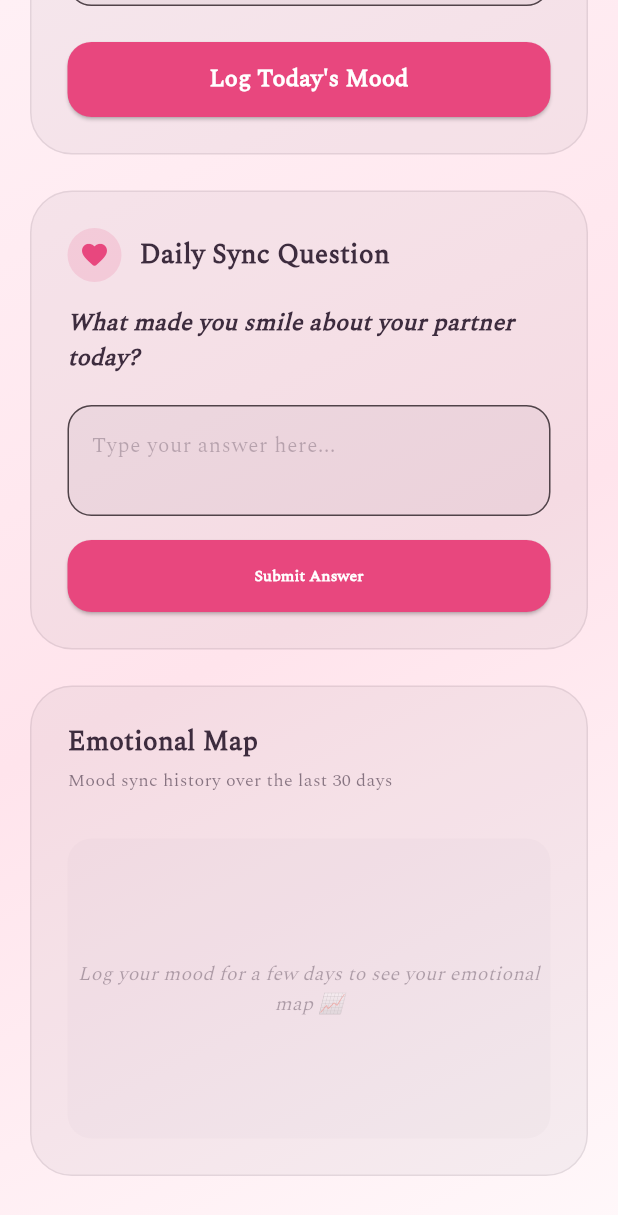
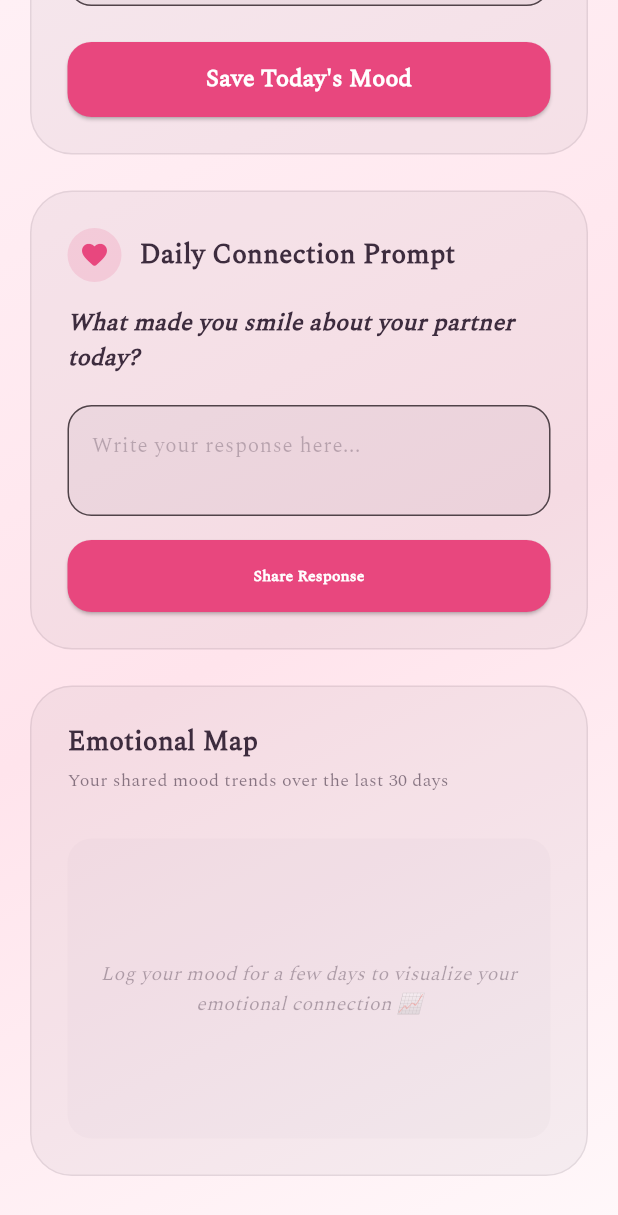
Before and after one commit to rowelalvero/Days_Together, a Flutter app: the LoveMeterScreen screen opened directly, scrolled down 460 dp, on a phone screen of 412 x 824 dp. Shown: the top 1215 px of the screen. Run offline on Flutter 3.47's test engine with Material 3 defaults, Android fonts, the phone set to English and light mode, and no system bars; our stand-ins replace audioplayers, cached_network_image, confetti, firebase_core, firebase_messaging, fl_chart and 13 more; missing offline and left inert: gal; accounts and stored records are empty; network calls fail.

Commit message:
ux: audit and refine together tab screens (chat, harmony, vault, topic cards, and doodles) copy

```diff
--- a/lib/screens/together/love_chat_screen.dart
+++ b/lib/screens/together/love_chat_screen.dart
@@ -364,7 +364,7 @@ class _LoveChatScreenState extends State<LoveChatScreen> {
                 style: AppTypography.body(color: theme.textColor, fontSize: 14),
                 textCapitalization: TextCapitalization.sentences,
                 decoration: InputDecoration(
-                  hintText: 'Say something loving...',
+                  hintText: 'Write something sweet...',
                   hintStyle: AppTypography.body(color: theme.textColor.withValues(alpha: 0.3), fontSize: 14),
                   border: InputBorder.none,
                 ),
@@ -429,12 +429,12 @@ class _LoveChatScreenState extends State<LoveChatScreen> {
           ),
           const SizedBox(height: 16),
           Text(
-            'No chat messages yet.',
+            'No messages here yet',
             style: AppTypography.body(color: theme.textColor.withValues(alpha: 0.3), fontSize: 13),
           ),
           const SizedBox(height: 6),
           Text(
-            'Send a message to start chatting!',
+            'Send a sweet note to start the conversation!',
             style: AppTypography.bodyMedium(color: theme.accentColor.withValues(alpha: 0.4), fontSize: 12),
           ),
         ],
--- a/lib/screens/together/love_meter_screen.dart
+++ b/lib/screens/together/love_meter_screen.dart
@@ -108,7 +108,7 @@ class _LoveMeterScreenState extends State<LoveMeterScreen> {
             crossAxisAlignment: CrossAxisAlignment.start,
             children: [
               Text(
-                'Love Meter',
+                'Love Harmony',
                 style: AppTypography.cormorant(
                   fontSize: 28,
                   fontWeight: FontWeight.bold,
@@ -116,7 +116,7 @@ class _LoveMeterScreenState extends State<LoveMeterScreen> {
                 ),
               ),
               Text(
-                'Sync your hearts and track your moods.',
+                'Connect your hearts and share your daily moods.',
                 style: AppTypography.spectral(
                   fontSize: 12,
                   color: theme.textColor.withValues(alpha: 0.7),
@@ -212,7 +212,7 @@ class _LoveMeterScreenState extends State<LoveMeterScreen> {
             style: AppTypography.body(color: theme.textColor),
             maxLines: 2,
             decoration: InputDecoration(
-              hintText: 'Add a small note about your day... (optional)',
+              hintText: 'Add a little detail about your day... (optional)',
               hintStyle: AppTypography.body(color: theme.textColor.withValues(alpha: 0.3)),
               filled: true,
               fillColor: theme.textColor.withValues(alpha: 0.05),
@@ -250,7 +250,7 @@ class _LoveMeterScreenState extends State<LoveMeterScreen> {
                 ),
               ),
               child: Text(
-                'Log Today\'s Mood',
+                'Save Today\'s Mood',
                 style: AppTypography.button(fontWeight: FontWeight.bold, fontSize: 16, color: Colors.white),
               ),
             ),
@@ -381,7 +381,7 @@ class _LoveMeterScreenState extends State<LoveMeterScreen> {
               ),
               const SizedBox(width: 12),
               Text(
-                'Daily Sync Question',
+                'Daily Connection Prompt',
                 style: AppTypography.body(
                   fontSize: 18,
                   fontWeight: FontWeight.bold,
@@ -406,7 +406,7 @@ class _LoveMeterScreenState extends State<LoveMeterScreen> {
               style: AppTypography.body(color: theme.textColor),
               maxLines: 2,
               decoration: InputDecoration(
-                hintText: 'Type your answer here...',
+                hintText: 'Write your response here...',
                 hintStyle: AppTypography.body(color: theme.textColor.withValues(alpha: 0.3)),
                 filled: true,
                 fillColor: theme.textColor.withValues(alpha: 0.05),
@@ -438,7 +438,7 @@ class _LoveMeterScreenState extends State<LoveMeterScreen> {
                     borderRadius: BorderRadius.circular(16),
                   ),
                 ),
-                child: Text('Submit Answer', style: AppTypography.button(fontWeight: FontWeight.bold, color: Colors.white)),
+                child: Text('Share Response', style: AppTypography.button(fontWeight: FontWeight.bold, color: Colors.white)),
               ),
             ),
           ] else ...[
@@ -557,7 +557,7 @@ class _LoveMeterScreenState extends State<LoveMeterScreen> {
           ),
           const SizedBox(height: 4),
           Text(
-            'Mood sync history over the last 30 days',
+            'Your shared mood trends over the last 30 days',
             style: AppTypography.caption(
               fontSize: 12,
               color: theme.textColor.withValues(alpha: 0.6),
@@ -574,7 +574,7 @@ class _LoveMeterScreenState extends State<LoveMeterScreen> {
                 borderRadius: BorderRadius.circular(16),
               ),
               child: Text(
-                'Log your mood for a few days to see your emotional map 📈',
+                'Log your mood for a few days to visualize your emotional connection 📈',
                 textAlign: TextAlign.center,
                 style: AppTypography.body(
                   color: theme.textColor.withValues(alpha: 0.38),
--- a/lib/screens/together/noteit_screen.dart
+++ b/lib/screens/together/noteit_screen.dart
@@ -131,7 +131,7 @@ class _NoteitScreenState extends State<NoteitScreen>
       extendBodyBehindAppBar: true,
       appBar: AppBar(
         title: Text(
-          'Doodle Notes',
+          'Doodles & Notes',
           style: AppTypography.cormorant(
             fontSize: 28,
             fontWeight: FontWeight.bold,
@@ -541,14 +541,14 @@ class _NoteitScreenState extends State<NoteitScreen>
                 _tabController.animateTo(3); // Switch to History tab
                 ScaffoldMessenger.of(context).showSnackBar(
                   const SnackBar(
-                    content: Text('Note sent to partner! 🚀'),
+                    content: Text('Note shared with your partner! 🚀'),
                     backgroundColor: Colors.green,
                   ),
                 );
               },
               icon: const Icon(Icons.send_rounded),
               label: Text(
-                'Send Note to Partner',
+                'Send Note',
                 style: AppTypography.bodyLarge(
                   fontWeight: FontWeight.bold,
                   fontSize: 15,
@@ -576,7 +576,7 @@ class _NoteitScreenState extends State<NoteitScreen>
         crossAxisAlignment: CrossAxisAlignment.start,
         children: [
           Text(
-            'Upload a Photo',
+            'Share a Photo',
             style: AppTypography.sectionHeader(
               fontSize: 20,
               fontWeight: FontWeight.bold,
@@ -610,7 +610,7 @@ class _NoteitScreenState extends State<NoteitScreen>
                             ),
                             const SizedBox(height: 12),
                             Text(
-                              'Select a photo to send directly\nto your partner\'s screen.',
+                              'Select a photo to share directly\nto your partner\'s screen.',
                               textAlign: TextAlign.center,
                               style: AppTypography.body(
                                 fontSize: 13,
@@ -715,14 +715,14 @@ class _NoteitScreenState extends State<NoteitScreen>
                   _tabController.animateTo(3); // Switch to History tab
                   ScaffoldMessenger.of(context).showSnackBar(
                     const SnackBar(
-                      content: Text('Photo sent to partner! 📸🚀'),
+                      content: Text('Photo shared with your partner! 📸🚀'),
                       backgroundColor: Colors.green,
                     ),
                   );
                 },
                 icon: const Icon(Icons.send_rounded),
                 label: Text(
-                  'Send Photo to Partner',
+                  'Send Photo',
                   style: AppTypography.bodyLarge(
                     fontWeight: FontWeight.bold,
                     fontSize: 15,
--- a/lib/screens/together/topic_cards_screen.dart
+++ b/lib/screens/together/topic_cards_screen.dart
@@ -189,7 +189,7 @@ class _TopicCardsScreenState extends State<TopicCardsScreen>
                         mainAxisAlignment: MainAxisAlignment.spaceBetween,
                         children: [
                           Text(
-                            'Add Custom Card',
+                            'Create Custom Card',
                             style: AppTypography.sectionHeader(
                               fontSize: 22,
                               fontWeight: FontWeight.bold,
@@ -254,7 +254,7 @@ class _TopicCardsScreenState extends State<TopicCardsScreen>
                       ),
                       const SizedBox(height: 20),
                       Text(
-                        'YOUR QUESTION / TOPIC PROMPT',
+                        'YOUR CONVERSATION PROMPT',
                         style: AppTypography.caption(
                           fontSize: 11,
                           fontWeight: FontWeight.bold,
@@ -268,13 +268,13 @@ class _TopicCardsScreenState extends State<TopicCardsScreen>
                         style: AppTypography.body(color: theme.textColor),
                         validator: (value) {
                           if (value == null || value.trim().isEmpty) {
-                            return 'Please write a prompt!';
+                            return 'Please share a question or prompt.';
                           }
                           return null;
                         },
                         decoration: InputDecoration(
                           hintText:
-                              'e.g., What is a dream you have that you are too scared to pursue?',
+                              'e.g., What is a dream you\'ve always wanted to share with me?',
                           hintStyle: AppTypography.body(
                             color: theme.textColor.withValues(alpha: 0.4),
                           ),
@@ -316,7 +316,7 @@ class _TopicCardsScreenState extends State<TopicCardsScreen>
                               ScaffoldMessenger.of(context).showSnackBar(
                                 const SnackBar(
                                   content: Text(
-                                    'Custom topic added successfully! 🃏',
+                                    'Custom prompt added to your deck! 🃏',
                                   ),
                                   backgroundColor: Colors.green,
                                 ),
@@ -561,7 +561,7 @@ class _TopicCardsScreenState extends State<TopicCardsScreen>
           ),
           const SizedBox(height: 24),
           Text(
-            isFav ? 'No Favorited Topics' : 'No custom topics yet',
+            isFav ? 'No Favorited Topics' : 'No custom prompts yet',
             style: AppTypography.sectionHeader(
               fontSize: 22,
               fontWeight: FontWeight.bold,
@@ -572,8 +572,8 @@ class _TopicCardsScreenState extends State<TopicCardsScreen>
           const SizedBox(height: 12),
           Text(
             isFav
-                ? 'Tap the heart icon on any card back to save deep prompts for later discussion!'
-                : 'Fill this category with custom prompts tailored to your relationship!',
+                ? 'Tap the heart icon on any card to save meaningful prompts for later!'
+                : 'Add your own custom prompts to personalize your deck!',
             style: AppTypography.body(
               fontSize: 14,
               color: theme.textColor.withValues(alpha: 0.6),
@@ -586,7 +586,7 @@ class _TopicCardsScreenState extends State<TopicCardsScreen>
             ElevatedButton.icon(
               onPressed: () => _showAddCardDialog(context, theme, provider),
               icon: const Icon(Icons.add),
-              label: const Text('Add Custom Topic'),
+              label: const Text('Create Custom Card'),
               style: ElevatedButton.styleFrom(
                 backgroundColor: theme.accentColor,
                 foregroundColor: Colors.white,
--- a/lib/screens/together/vault_screen.dart
+++ b/lib/screens/together/vault_screen.dart
@@ -67,7 +67,7 @@ class _SetPinScreenState extends State<_SetPinScreen> {
               Icon(Icons.lock_outline_rounded, color: widget.theme.textColor, size: 48),
               const SizedBox(height: 20),
               Text(
-                'Set your Vault PIN',
+                'Create Your Secret PIN',
                 style: AppTypography.cormorant(
                   fontSize: 28,
                   fontWeight: FontWeight.bold,
@@ -76,7 +76,7 @@ class _SetPinScreenState extends State<_SetPinScreen> {
               ),
               const SizedBox(height: 8),
               Text(
-                'This keeps your private memories safe.',
+                'Keep your private memories, letters, and photos secure.',
                 style: AppTypography.body(color: widget.theme.textColor.withValues(alpha: 0.6)),
               ),
               const SizedBox(height: 40),
@@ -141,7 +141,7 @@ class _PinEntryScreenState extends State<_PinEntryScreen> {
               Icon(Icons.lock_outline_rounded, color: widget.theme.textColor, size: 48),
               const SizedBox(height: 20),
               Text(
-                'Enter your PIN.',
+                'Enter your Secret PIN',
                 style: AppTypography.cormorant(
                   fontSize: 28,
                   fontWeight: FontWeight.bold,
@@ -150,7 +150,7 @@ class _PinEntryScreenState extends State<_PinEntryScreen> {
               ),
               const SizedBox(height: 8),
               Text(
-                _error ? '❌ Wrong PIN. Try again.' : 'This keeps your private memories safe.',
+                _error ? '❌ Incorrect PIN. Please try again.' : 'This keeps your private memories safe.',
                 style: AppTypography.body(
                   color: _error ? Colors.redAccent : widget.theme.textColor.withValues(alpha: 0.6),
                 ),
@@ -531,7 +531,6 @@ class _DecoyWeatherScreen extends StatelessWidget {
                 children: [
                   IconButton(
                     onPressed: () {
-                      onReset();
                       Navigator.pop(context);
                     },
                     icon: const Icon(Icons.arrow_back_ios_new_rounded, color: Colors.white),
@@ -539,7 +538,13 @@ class _DecoyWeatherScreen extends StatelessWidget {
                 ],
               ),
               const Spacer(),
-              const Icon(Icons.wb_sunny_rounded, size: 80, color: Colors.yellow),
+              GestureDetector(
+                onLongPress: () {
+                  onReset();
+                  Navigator.pop(context);
+                },
+                child: const Icon(Icons.wb_sunny_rounded, size: 80, color: Colors.yellow),
+              ),
               const SizedBox(height: 20),
               Text(
                 '28°C',
```
